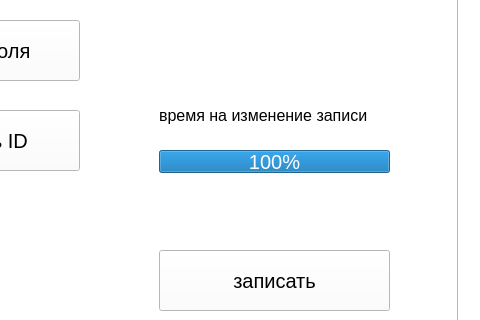
Old version of the form цех2.ui in the repository paldess/chep-v1; both pictures show x 553 to 1033 and y 306 to 626 of the 1033 by 719 pixel window.
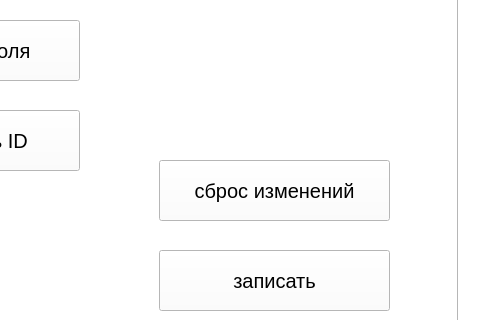
New version of the form. The open tabs and pages were chosen to show the change.

```diff
--- a/цех2.ui
+++ b/цех2.ui
@@ -1044,52 +1044,6 @@
        <set>Qt::AlignCenter</set>
       </property>
      </widget>
-     <widget class="QProgressBar" name="progressBar">
-      <property name="geometry">
-       <rect>
-        <x>690</x>
-        <y>420</y>
-        <width>231</width>
-        <height>23</height>
-       </rect>
-      </property>
-      <property name="contextMenuPolicy">
-       <enum>Qt::NoContextMenu</enum>
-      </property>
-      <property name="minimum">
-       <number>0</number>
-      </property>
-      <property name="maximum">
-       <number>180</number>
-      </property>
-      <property name="value">
-       <number>180</number>
-      </property>
-      <property name="invertedAppearance">
-       <bool>false</bool>
-      </property>
-      <property name="textDirection">
-       <enum>QProgressBar::BottomToTop</enum>
-      </property>
-     </widget>
-     <widget class="QLabel" name="label_17">
-      <property name="geometry">
-       <rect>
-        <x>690</x>
-        <y>370</y>
-        <width>261</width>
-        <height>31</height>
-       </rect>
-      </property>
-      <property name="font">
-       <font>
-        <pointsize>12</pointsize>
-       </font>
-      </property>
-      <property name="text">
-       <string>время на изменение записи</string>
-      </property>
-     </widget>
      <widget class="QPushButton" name="pushButton">
       <property name="geometry">
        <rect>
@@ -1176,6 +1130,19 @@
        <bool>false</bool>
       </property>
      </widget>
+     <widget class="QPushButton" name="cancel_change">
+      <property name="geometry">
+       <rect>
+        <x>690</x>
+        <y>430</y>
+        <width>231</width>
+        <height>61</height>
+       </rect>
+      </property>
+      <property name="text">
+       <string>сброс изменений</string>
+      </property>
+     </widget>
     </widget>
     <widget class="QWidget" name="control">
      <attribute name="title">
```
Left out of the diff: 12 changed lines with no effect on the pictures.
